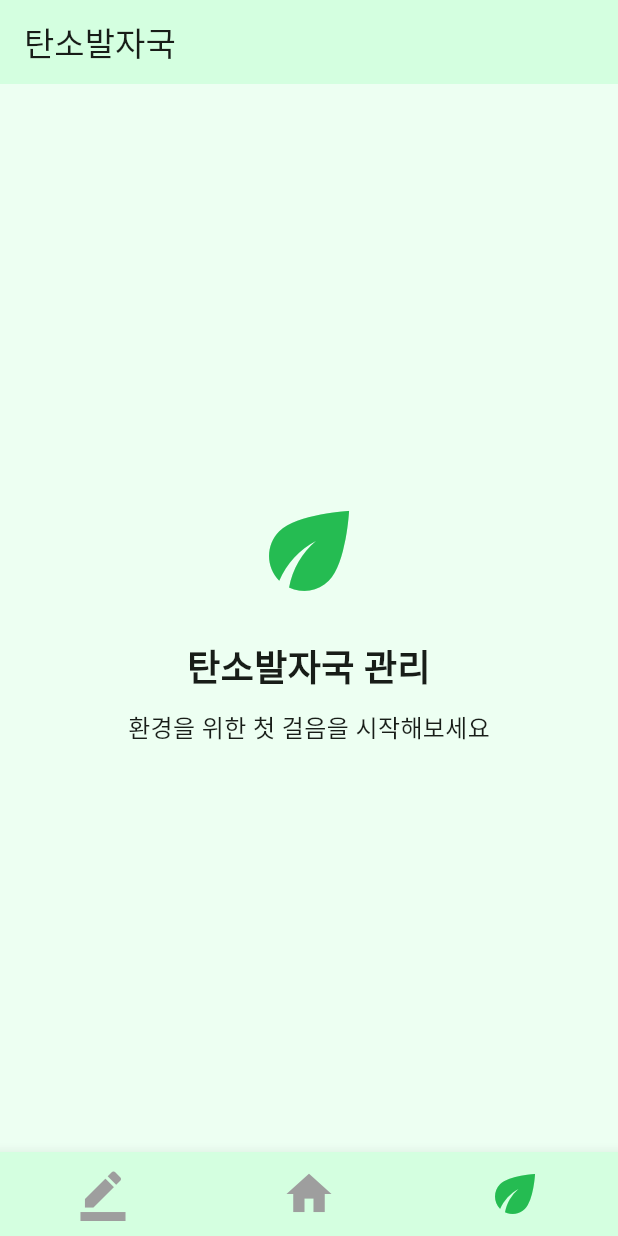
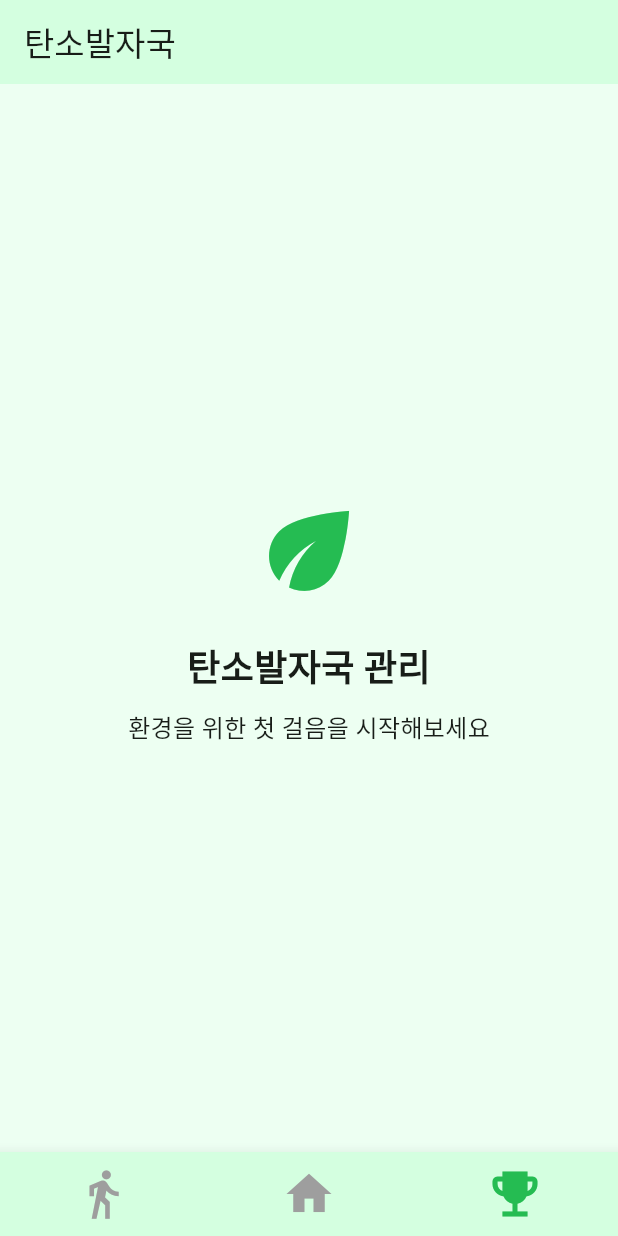
Before and after one commit to 9oormthon-univ/2025_SEASONTHON_TEAM_34_FE, a Flutter app: the MainTabView screen opened directly, item 3 of the bottom bar chosen, on a phone screen of 412 x 824 dp. Run offline on Flutter 3.47's test engine with Material 3 defaults, Android fonts, the phone set to English and light mode, and no system bars; our stand-ins replace firebase_auth, firebase_core, fl_chart, geolocator, google_sign_in, permission_handler and 1 more; accounts and stored records are empty.

Commit message:
Refactor MainTabView: Update tab pages and icons, add page index change method

```diff
--- a/lib/main.dart
+++ b/lib/main.dart
@@ -97,11 +97,18 @@ class _MainTabViewState extends State<MainTabView> {
   int _currentIndex = 1; // 현재 선택된 탭 인덱스
 
   // 각 탭에 해당하는 페이지 위젯들
-  final List<Widget> _pages = [
+  List<Widget> get _pages => [
     const RecordPage(),
-    const HomePage(),
+    HomePage(onDrawerPageChanged: _changePageIndex), // 콜백 전달
     const FootprintPage(),
   ];
+
+  // 페이지 인덱스 변경 메서드
+  void _changePageIndex(int index) {
+    setState(() {
+      _currentIndex = index;
+    });
+  }
 
   @override
   Widget build(BuildContext context) {
@@ -116,9 +123,12 @@ class _MainTabViewState extends State<MainTabView> {
         },
         type: BottomNavigationBarType.fixed, // 3개 이상의 탭을 위해 fixed 타입 사용
         items: const [
-          BottomNavigationBarItem(icon: Icon(Icons.border_color), label: '기록'),
+          BottomNavigationBarItem(
+            icon: Icon(Icons.directions_walk),
+            label: '기록',
+          ),
           BottomNavigationBarItem(icon: Icon(Icons.home), label: '홈'),
-          BottomNavigationBarItem(icon: Icon(Icons.eco), label: '탄소발자국'),
+          BottomNavigationBarItem(icon: Icon(Icons.emoji_events), label: '랭킹'),
         ],
         backgroundColor: secondaryColor,
         unselectedIconTheme: const IconThemeData(size: 36),
```
